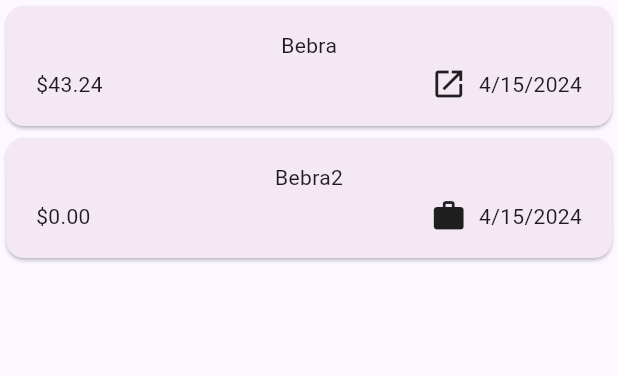
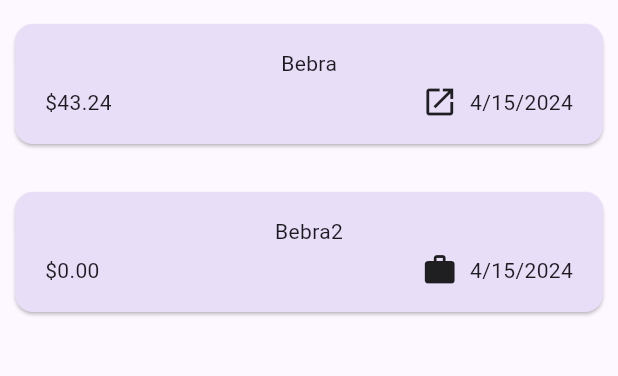
Before and after one commit to loremm34/expense_tracker, a Flutter app: the screen it shows after launch, on a phone screen of 412 x 824 dp, the part 84-460 px from its top. Run offline on Flutter 3.47's test engine with Material 3 defaults, Android fonts, the phone set to English and light mode, and no system bars.

Commit message:
styling again

```diff
--- a/lib/main.dart
+++ b/lib/main.dart
@@ -15,8 +15,16 @@ class MyApp extends StatelessWidget {
     return MaterialApp(
       theme: ThemeData(
         colorScheme: kColorScheme,
-        cardTheme: const CardTheme(
-          surfaceTintColor: Color.fromARGB(255, 156, 53, 120),
+        cardTheme: CardTheme(
+          color: kColorScheme.secondaryContainer,
+          margin: const EdgeInsets.symmetric(vertical: 16, horizontal: 10),
+        ),
+        textTheme: ThemeData().textTheme.copyWith(
+          titleLarge: TextStyle(fontWeight: FontWeight.normal, fontSize: 10 )
+        ),
+        elevatedButtonTheme: ElevatedButtonThemeData(
+          style: ElevatedButton.styleFrom(
+              backgroundColor: kColorScheme.primaryContainer),
         ),
         useMaterial3: true,
         appBarTheme: const AppBarTheme().copyWith(
```
